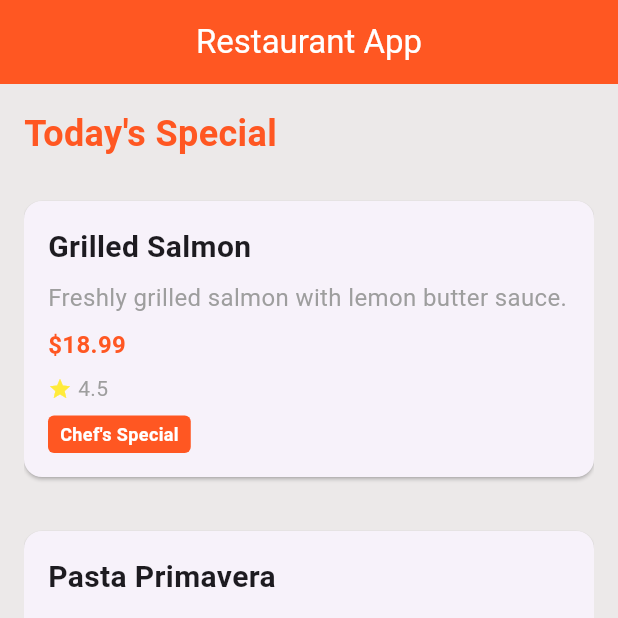
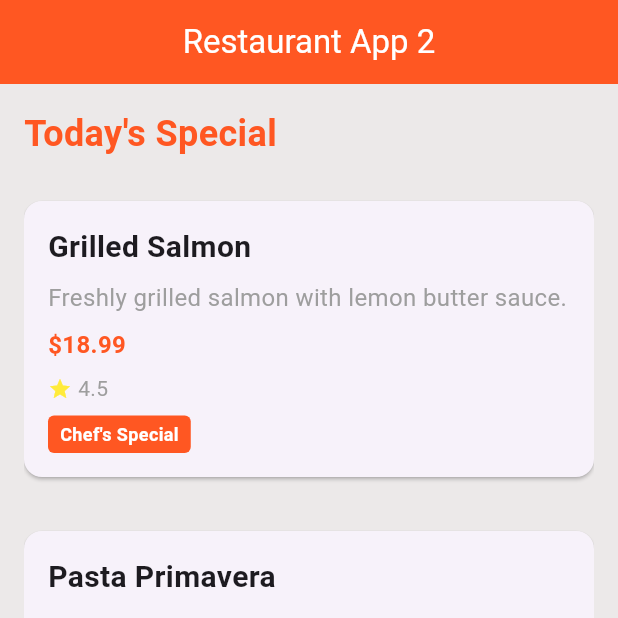
Before and after one commit to Malateshpn/FlutterApp, a Flutter app: the screen it shows after launch, on a phone screen of 412 x 824 dp, the top half of it. Run offline on Flutter 3.47's test engine with Material 3 defaults, Android fonts, the phone set to English and light mode, and no system bars.

Commit message:
change 2

```diff
--- a/my_app/lib/main.dart
+++ b/my_app/lib/main.dart
@@ -13,7 +13,7 @@ class MyApp extends StatelessWidget {
       home: Scaffold(
         backgroundColor: const Color.fromARGB(255, 236, 233, 233),
         appBar: AppBar(
-          title: const Text('Restaurant App'),
+          title: const Text('Restaurant App 2'),
           centerTitle: true,
           backgroundColor: Colors.deepOrange,
           foregroundColor: Colors.white,
```
